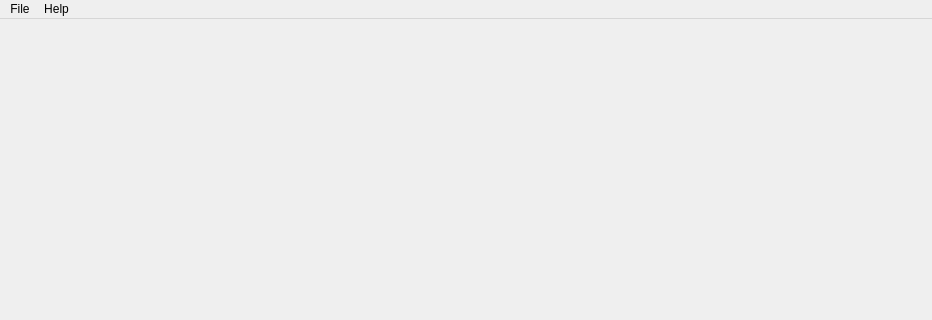
This is mainwindow.ui in xuhongxu96/PoissonMatting as Qt 5 draws it before an edit; both pictures show x 0 to 932 and y 0 to 320 of the 932 by 637 pixel window. The edited form follows.
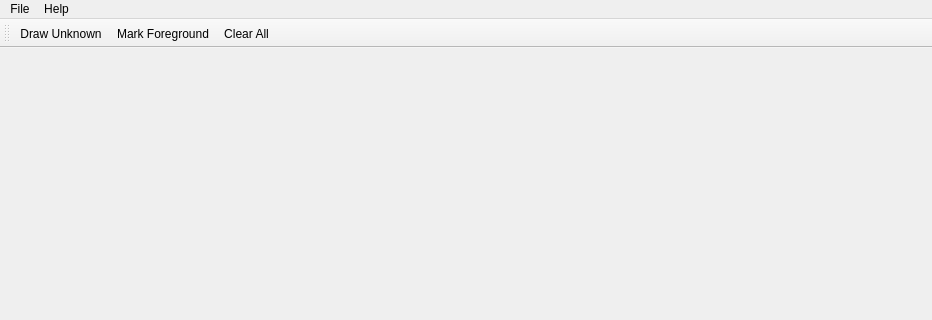
This is the edited form.

Commit message: Finished Area Selection

Patch:
```diff
--- a/mainwindow.ui
+++ b/mainwindow.ui
@@ -43,6 +43,26 @@
    <addaction name="menu"/>
    <addaction name="menuHelp"/>
   </widget>
+  <widget class="QToolBar" name="toolBar">
+   <property name="enabled">
+    <bool>true</bool>
+   </property>
+   <property name="windowTitle">
+    <string>toolBar</string>
+   </property>
+   <property name="toolButtonStyle">
+    <enum>Qt::ToolButtonTextOnly</enum>
+   </property>
+   <attribute name="toolBarArea">
+    <enum>TopToolBarArea</enum>
+   </attribute>
+   <attribute name="toolBarBreak">
+    <bool>false</bool>
+   </attribute>
+   <addaction name="actionDraw_Unknown"/>
+   <addaction name="actionMark_Foreground"/>
+   <addaction name="actionClear"/>
+  </widget>
   <action name="actionOpen">
    <property name="text">
     <string>Open</string>
@@ -65,6 +85,45 @@
    </property>
    <property name="shortcut">
     <string>Ctrl+/</string>
+   </property>
+   <property name="menuRole">
+    <enum>QAction::AboutRole</enum>
+   </property>
+  </action>
+  <action name="actionDraw_Unknown">
+   <property name="checkable">
+    <bool>true</bool>
+   </property>
+   <property name="text">
+    <string>Draw Unknown</string>
+   </property>
+   <property name="toolTip">
+    <string>&lt;html&gt;&lt;head/&gt;&lt;body&gt;&lt;p&gt;Draw unknown area.&lt;/p&gt;&lt;/body&gt;&lt;/html&gt;</string>
+   </property>
+   <property name="shortcut">
+    <string>U</string>
+   </property>
+  </action>
+  <action name="actionMark_Foreground">
+   <property name="text">
+    <string>Mark Foreground</string>
+   </property>
+   <property name="toolTip">
+    <string>&lt;html&gt;&lt;head/&gt;&lt;body&gt;&lt;p&gt;Fill and mark the foreground area surrounded by the unknown area.&lt;/p&gt;&lt;/body&gt;&lt;/html&gt;</string>
+   </property>
+   <property name="shortcut">
+    <string>F</string>
+   </property>
+  </action>
+  <action name="actionClear">
+   <property name="text">
+    <string>Clear All</string>
+   </property>
+   <property name="toolTip">
+    <string>&lt;html&gt;&lt;head/&gt;&lt;body&gt;&lt;p&gt;Clear all unknown area and foreground marks.&lt;/p&gt;&lt;/body&gt;&lt;/html&gt;</string>
+   </property>
+   <property name="shortcut">
+    <string>C</string>
    </property>
   </action>
  </widget>
```
Left out of the diff: 3 changed lines with no effect on the pictures. The commit also changes 7 other files.
